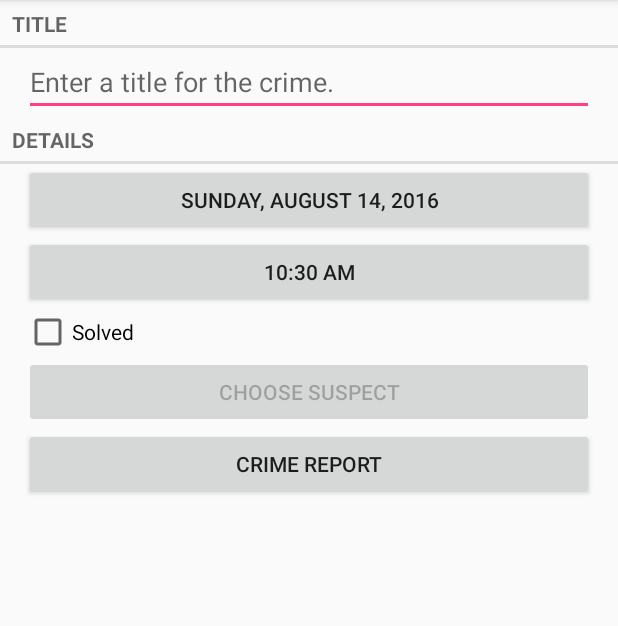
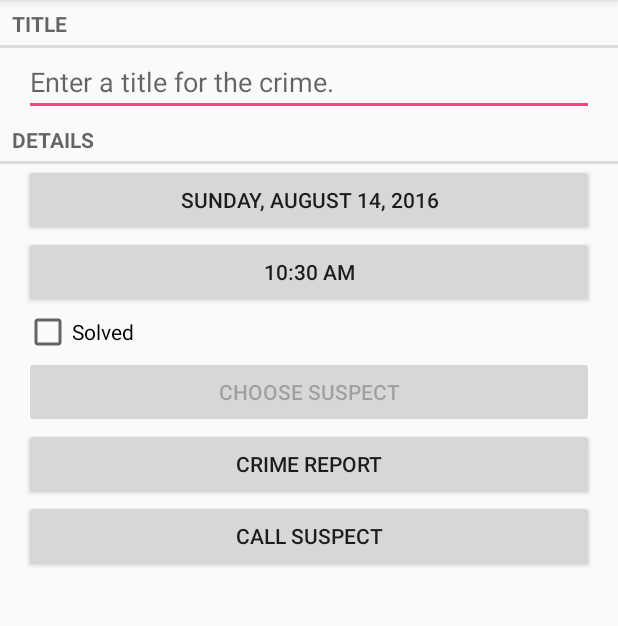
Before and after one commit to msternberg/CriminalIntent, an Android app: the CrimeFragment screen opened directly, with no data from a screen before it, on a phone screen of 412 x 824 dp, the part 84-710 px from its top. Run offline under Robolectric (Android 15) with nearby library versions, the phone set to English and light mode, and no system bars.

Commit message:
Added ability to call the suspect

```diff
--- a/app/src/main/AndroidManifest.xml
+++ b/app/src/main/AndroidManifest.xml
@@ -1,7 +1,7 @@
 <?xml version="1.0" encoding="utf-8"?>
 <manifest xmlns:android="http://schemas.android.com/apk/res/android"
           package="com.example.mattsternberg.criminalintent">
-
+    <uses-permission android:name="android.permission.READ_CONTACTS" />
     <application
         android:allowBackup="true"
         android:icon="@mipmap/ic_launcher"
--- a/app/src/main/java/com/example/mattsternberg/criminalintent/CrimeFragment.java
+++ b/app/src/main/java/com/example/mattsternberg/criminalintent/CrimeFragment.java
@@ -7,6 +7,7 @@ import android.database.Cursor;
 import android.net.Uri;
 import android.os.Bundle;
 import android.provider.ContactsContract;
+import android.provider.ContactsContract.CommonDataKinds;
 import android.support.v4.app.Fragment;
 import android.support.v4.app.FragmentManager;
 import android.support.v4.app.ShareCompat;
@@ -24,10 +25,8 @@ import android.widget.CompoundButton;
 import android.widget.EditText;
 import android.widget.CompoundButton.OnCheckedChangeListener;
 
-import java.sql.Time;
 import java.text.DateFormat;
 import java.util.Date;
-import java.util.Locale;
 import java.util.UUID;
 
 /**
@@ -50,6 +49,8 @@ public class CrimeFragment extends Fragment {
     private CheckBox mSolvedCheckBox;
     private Button mReportButton;
     private Button mSuspectButton;
+    private Button mCallButton;
+    private String mSuspectId;
 
     public static CrimeFragment newInstance(UUID crimeId) {
         Bundle args = new Bundle();
@@ -178,6 +179,22 @@ public class CrimeFragment extends Fragment {
             mSuspectButton.setEnabled(false);
         }
 
+        mCallButton = (Button) v.findViewById(R.id.phone_suspect);
+        mCallButton.setOnClickListener(new View.OnClickListener() {
+            @Override
+            public void onClick(View v) {
+                Cursor c = getActivity().getContentResolver()
+                        .query(CommonDataKinds.Phone.CONTENT_URI,
+                                null, CommonDataKinds.Phone.CONTACT_ID + " = ?"
+                                , new String[] { mSuspectId }, null);
+                c.moveToFirst();
+                String phoneNumber = c.getString(c.getColumnIndex(CommonDataKinds.Phone.NUMBER));
+                Intent i = new Intent(Intent.ACTION_DIAL, Uri.parse("tel:" + phoneNumber));
+                startActivity(i);
+
+            }
+        });
+
         return v;
     }
 
@@ -202,7 +219,8 @@ public class CrimeFragment extends Fragment {
             // Specify which fields you want your query to return
             // values for
             String[] queryFields = new String[] {
-                    ContactsContract.Contacts.DISPLAY_NAME
+                    ContactsContract.Contacts.DISPLAY_NAME,
+                    ContactsContract.Contacts._ID
             };
             // Perform your query -- the contactUri is like a "where"
             // clause here
@@ -218,6 +236,7 @@ public class CrimeFragment extends Fragment {
                 // that is your suspect's name
                 c.moveToFirst();
                 String suspect = c.getString(0);
+                mSuspectId = c.getString(1);
                 mCrime.setSuspect(suspect);
                 mSuspectButton.setText(suspect);
             } finally {
--- a/app/src/main/res/layout-land/fragment_crime.xml
+++ b/app/src/main/res/layout-land/fragment_crime.xml
@@ -72,6 +72,13 @@
             android:layout_weight="1"
             android:text="@string/crime_report_text"/>
 
+        <Button
+            android:id="@+id/phone_suspect"
+            android:layout_width="wrap_content"
+            android:layout_height="wrap_content"
+            android:layout_weight="1"
+            android:text="@string/call_suspect"/>
+
     </LinearLayout>
 
 </LinearLayout>
--- a/app/src/main/res/layout/fragment_crime.xml
+++ b/app/src/main/res/layout/fragment_crime.xml
@@ -62,4 +62,12 @@
         android:layout_marginRight="16dp"
         android:text="@string/crime_report_text"/>
 
+    <Button
+        android:id="@+id/phone_suspect"
+        android:layout_width="match_parent"
+        android:layout_height="wrap_content"
+        android:layout_marginLeft="16dp"
+        android:layout_marginRight="16dp"
+        android:text="@string/call_suspect"/>
+
 </LinearLayout>
--- a/app/src/main/res/values/strings.xml
+++ b/app/src/main/res/values/strings.xml
@@ -22,5 +22,6 @@
     <string name="crime_report_suspect">the suspect is %s</string>
     <string name="crime_report_subject">CriminalIntent Crime Report</string>
     <string name="send_report">Send crime report via</string>
+    <string name="call_suspect">Call Suspect</string>
 
 </resources>
```
